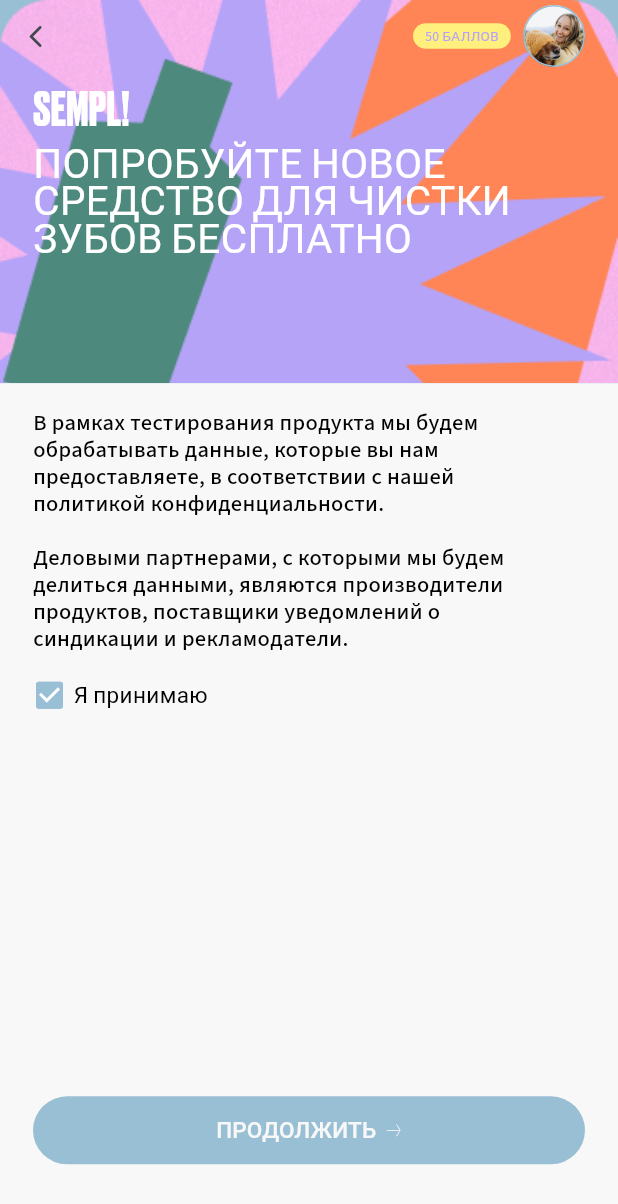
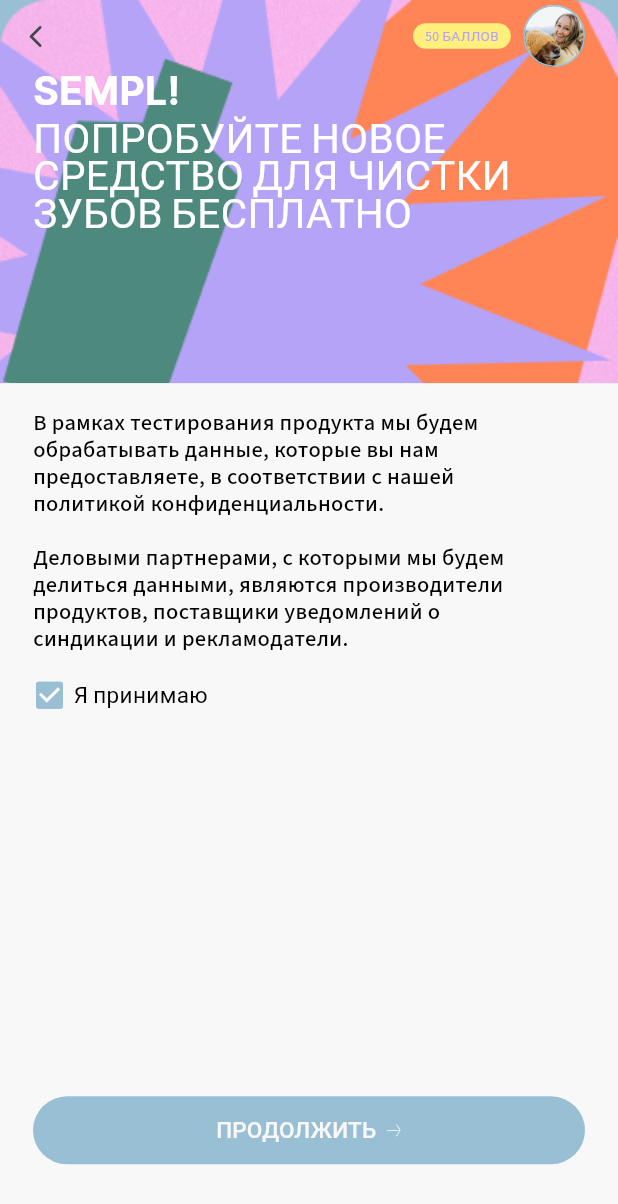
Before and after one commit to luijiwa/Sempl, a Flutter app: the screen it shows after launch, on a phone screen of 412 x 824 dp. Shown: the top 1204 px of the screen. Run offline on Flutter 3.47's test engine with Material 3 defaults, Android fonts, the phone set to English and light mode, and no system bars; drawn by our look-alikes of auto_size_text; our stand-ins replace dropdown_button2, expandable_page_view, flutter_rating_bar, flutter_svg, go_router, image_picker and 4 more.

Commit message:
Поменять шрифт

```diff
--- a/lib/src/core/components/custom_app_bar.dart
+++ b/lib/src/core/components/custom_app_bar.dart
@@ -73,15 +73,14 @@ class CustomAppBar extends StatelessWidget {
           Padding(
             padding: const EdgeInsets.symmetric(horizontal: 22.0),
             child: SizedBox(
-              height: height * 0.06,
-              width: 0.2 * width,
-              child: const AutoSizeText(
+              height: height * 0.04,
+              width: 0.26 * width,
+              child: AutoSizeText(
                 'SEMPL!',
-                style: TextStyle(
-                  fontFamily: 'DrukCyr',
-                  fontSize: 32,
-                  color: Colors.white,
-                ),
+                style: Theme.of(context)
+                    .textTheme
+                    .appTitleMedium
+                    .copyWith(color: Colors.white),
                 maxLines: 1,
               ),
             ),
```
